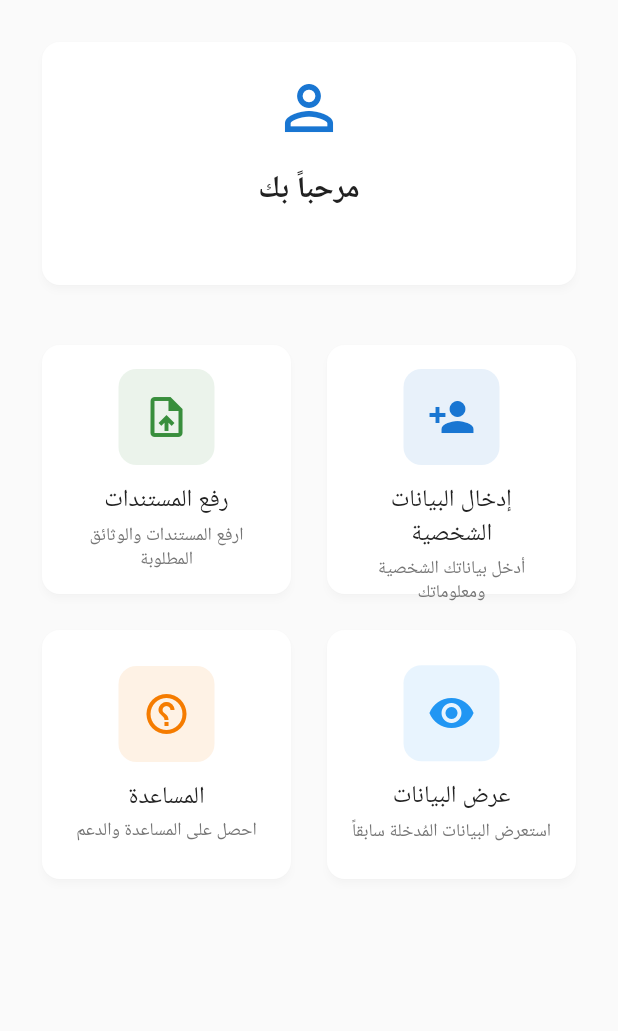
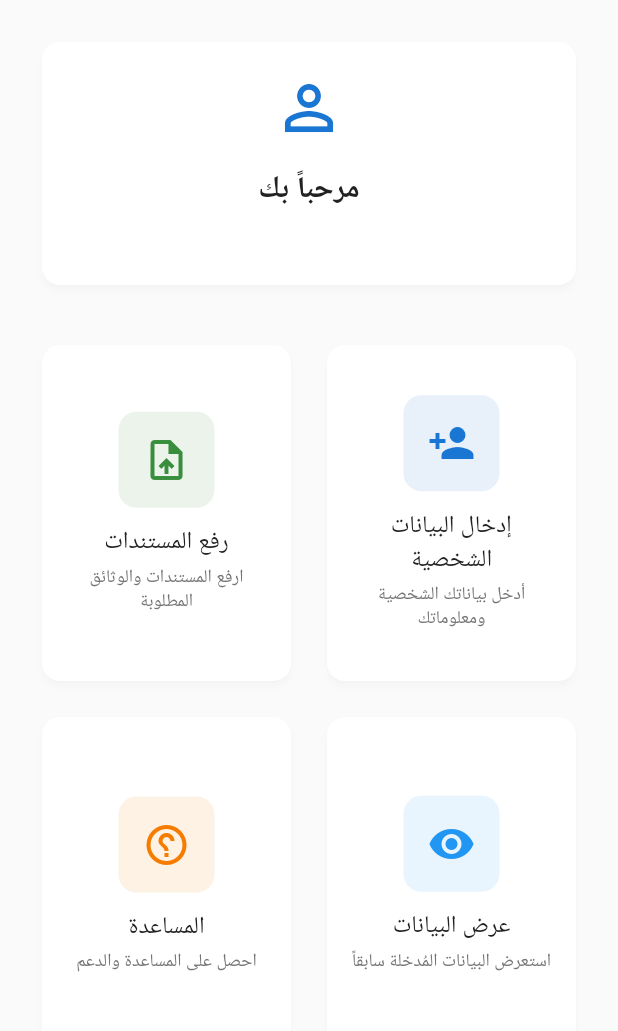
Before and after one commit to aalitariq44/Human-Rights-App, a Flutter app: the HomeScreen screen opened by its route, on a phone screen of 412 x 824 dp, the part 84-1115 px from its top. Run offline on Flutter 3.47's test engine with Material 3 defaults, Android fonts, the phone set to English and light mode, and no system bars; our stand-ins replace flutter_secure_storage, go_router, google_fonts, shared_preferences, supabase_flutter; missing offline and left inert: encrypt; accounts and stored records are empty; Roboto replaces fonts that are missing (Cairo); statements that could not run were skipped.

Commit message:
تعديل الواجهة الرئيسية

```diff
--- a/lib/presentation/screens/home/home_screen.dart
+++ b/lib/presentation/screens/home/home_screen.dart
@@ -57,6 +57,7 @@ class _HomeScreenState extends State<HomeScreen> {
         ],
       ),
       body: SafeArea(
+        child: SingleChildScrollView(
           child: Padding(
             padding: const EdgeInsets.all(24.0),
             child: Column(
@@ -98,11 +99,13 @@ class _HomeScreenState extends State<HomeScreen> {
                 const SizedBox(height: 32),
 
                 // الخيارات الرئيسية
-              Expanded(
-                child: GridView.count(
+                GridView.count(
                   crossAxisCount: 2,
                   crossAxisSpacing: 16,
                   mainAxisSpacing: 16,
+                  childAspectRatio: 0.75, // اجعل الخانات أطول قليلاً
+                  shrinkWrap: true,
+                  physics: const NeverScrollableScrollPhysics(),
                   children: [
                     _buildOptionCard(
                       title: 'إدخال البيانات الشخصية',
@@ -146,8 +149,8 @@ class _HomeScreenState extends State<HomeScreen> {
                     ),
                   ],
                 ),
+              ],
             ),
-            ],
           ),
         ),
       ),
```
Lines whose indentation alone changed are shown as unchanged.
